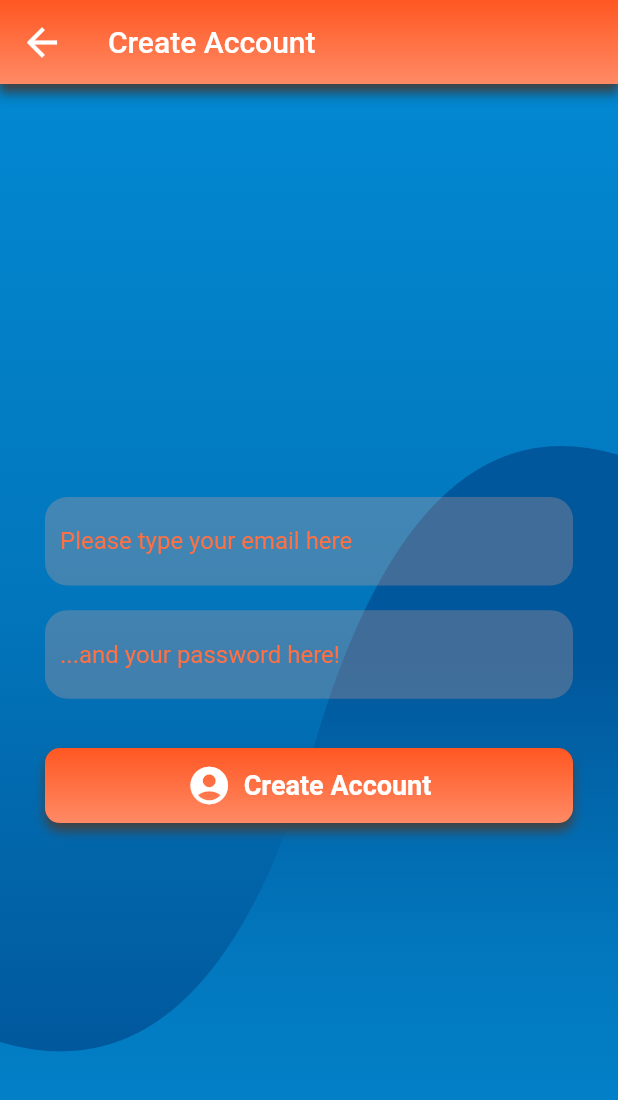
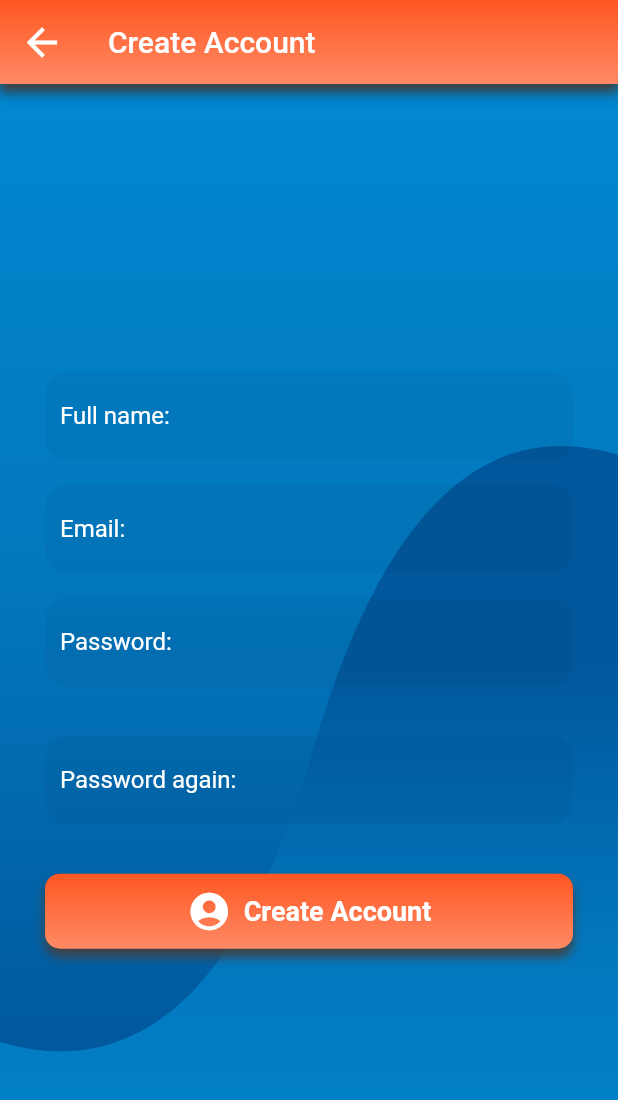
Before and after one commit to hassan1709/quoteme, a Flutter app: the screen it shows after launch, after a tap on "Create Account", on a phone screen of 412 x 824 dp. Shown: the top 1100 px of the screen. Run offline on Flutter 3.47's test engine with Material 2 defaults, Android fonts, the phone set to English and light mode, and no system bars; our stand-ins replace email_validator.

Commit message:
Cosmetic improvements on Create Account and Login screen

```diff
--- a/lib/main.dart
+++ b/lib/main.dart
@@ -16,7 +16,7 @@ class QuoteMeApp extends StatelessWidget {
   final _primaryColor = Colors.deepOrange.shade800;
   final _accentColor = Colors.deepOrangeAccent.shade400;
   final _errorColor = Colors.redAccent.shade700;
-  final _hintColor = Colors.deepOrange.shade400;
+  final _hintColor = Colors.white;
   final _buttonColor = Colors.deepOrange;
   final _highlightColor = Colors.deepOrange.shade300;
   final _elevatedButtonTextStyle = TextStyle(
@@ -26,12 +26,14 @@ class QuoteMeApp extends StatelessWidget {
   );
 
   final _textButtonTextStyle = TextStyle(
+    color: Colors.white,
     fontSize: 15.0,
     fontWeight: FontWeight.bold,
   );
 
   final _textFieldTextStyle = TextStyle(
-    color: Colors.black,
+    color: Colors.white,
+    fontSize: 16.0,
   );
   final _labelTextStyle = TextStyle(
     fontSize: 15.0,
@@ -40,12 +42,6 @@ class QuoteMeApp extends StatelessWidget {
 
   @override
   Widget build(BuildContext context) {
-    ///TODO: labels theme
-    ///TODO: text theme
-    ///TODO: icons theme
-    ///TODO: elevated buttons theme
-    ///TODO: text button theme
-    ///TODO: screens background theme
     return MaterialApp(
       navigatorKey: navigatorKey,
       title: 'QuoteM3',
@@ -72,7 +68,7 @@ class QuoteMeApp extends StatelessWidget {
         // Styling textFields and textFormFields (except the content text)
         inputDecorationTheme: InputDecorationTheme(
           filled: true,
-          fillColor: Color.fromRGBO(255, 171, 145, 0.25),
+          //fillColor: Color.fromRGBO(255, 171, 145, 0.25),
           border: InputBorder.none,
           contentPadding: EdgeInsets.symmetric(
             vertical: 20.0,
@@ -110,9 +106,11 @@ class QuoteMeApp extends StatelessWidget {
         ),
         textButtonTheme: TextButtonThemeData(
           style: TextButton.styleFrom(
-            primary: _primaryColor,
+            primary: Colors.white,
             padding: EdgeInsets.all(15.0),
             textStyle: _textButtonTextStyle,
+            //elevation: 1.0,
+            backgroundColor: Color.fromRGBO(255, 87, 34, 0.3),
             shape: RoundedRectangleBorder(
               borderRadius: BorderRadius.circular(10.0),
             ),
--- a/lib/views/authentication/create_account.dart
+++ b/lib/views/authentication/create_account.dart
@@ -15,6 +15,12 @@ class _CreateAccountState extends State<CreateAccount> {
   final _formKey = GlobalKey<FormState>();
   var _userEmail;
   var _userPassword;
+  var _userName;
+
+  String? validateName(String? name) {
+    if (name == '') return 'Please enter your full name';
+    return null;
+  }
 
   String? validateEmail(String? email) {
     if (!EmailValidator.validate(email!))
@@ -86,6 +92,24 @@ class _CreateAccountState extends State<CreateAccount> {
                         //mainAxisAlignment: MainAxisAlignment.end,
                         children: [
                           TextFormField(
+                            key: ValueKey('name'),
+                            autocorrect: false,
+                            textCapitalization: TextCapitalization.words,
+                            enableSuggestions: true,
+                            keyboardType: TextInputType.name,
+                            validator: validateName,
+                            onSaved: (value) {
+                              _userName = value;
+                            },
+                            decoration: InputDecoration(
+                              //labelText: 'Email',
+                              hintText: 'Full name:',
+                            ),
+                          ),
+                          SizedBox(
+                            height: _sizeConfig.safeBlockVertical * 2.0,
+                          ),
+                          TextFormField(
                             key: ValueKey('email'),
                             autocorrect: false,
                             textCapitalization: TextCapitalization.none,
@@ -97,7 +121,7 @@ class _CreateAccountState extends State<CreateAccount> {
                             },
                             decoration: InputDecoration(
                               //labelText: 'Email',
-                              hintText: 'Please type your email here',
+                              hintText: 'Email:',
                             ),
                           ),
                           SizedBox(
@@ -112,7 +136,22 @@ class _CreateAccountState extends State<CreateAccount> {
                             },
                             decoration: InputDecoration(
                               //labelText: 'Password',
-                              hintText: '...and your password here!',
+                              hintText: 'Password:',
+                            ),
+                          ),
+                          SizedBox(
+                            height: _sizeConfig.safeBlockVertical * 4.0,
+                          ),
+                          TextFormField(
+                            key: ValueKey('password2'),
+                            obscureText: true,
+                            validator: validatePassword,
+                            onSaved: (value) {
+                              _userPassword = value;
+                            },
+                            decoration: InputDecoration(
+                              //labelText: 'Password',
+                              hintText: 'Password again:',
                             ),
                           ),
                           SizedBox(
--- a/lib/views/authentication/login_screen.dart
+++ b/lib/views/authentication/login_screen.dart
@@ -35,12 +35,18 @@ class _LoginScreenState extends State<LoginScreen> {
             children: <Widget>[
               BackgroundOneWidget(
                 featureColors: [
-                  Color.fromRGBO(17, 141, 163, 1.0),
-                  Color.fromRGBO(84, 184, 194, 1.0),
+                  // Color.fromRGBO(17, 141, 163, 1.0),
+                  // Color.fromRGBO(84, 184, 194, 1.0),
+                  Colors.lightBlue.shade700,
+                  Colors.lightBlue.shade800,
+                  Colors.lightBlue.shade900
                 ],
                 containerColors: [
-                  Color.fromRGBO(232, 237, 249, 1.0),
-                  Color.fromRGBO(232, 237, 249, 1.0),
+                  // Color.fromRGBO(232, 237, 249, 1.0),
+                  // Color.fromRGBO(232, 237, 249, 1.0),
+                  Colors.lightBlue.shade900,
+                  Colors.lightBlue.shade800,
+                  Colors.lightBlue.shade700,
                 ],
                 inverted: false,
               ),
@@ -64,7 +70,7 @@ class _LoginScreenState extends State<LoginScreen> {
                             },
                             decoration: InputDecoration(
                               //labelText: 'Email',
-                              hintText: 'Please type your email here',
+                              hintText: 'Email:',
                             ),
                           ),
                           SizedBox(
@@ -78,7 +84,7 @@ class _LoginScreenState extends State<LoginScreen> {
                             },
                             decoration: InputDecoration(
                               //labelText: 'Password',
-                              hintText: '...and your password here!',
+                              hintText: 'Password:',
                             ),
                           ),
                           SizedBox(
```
